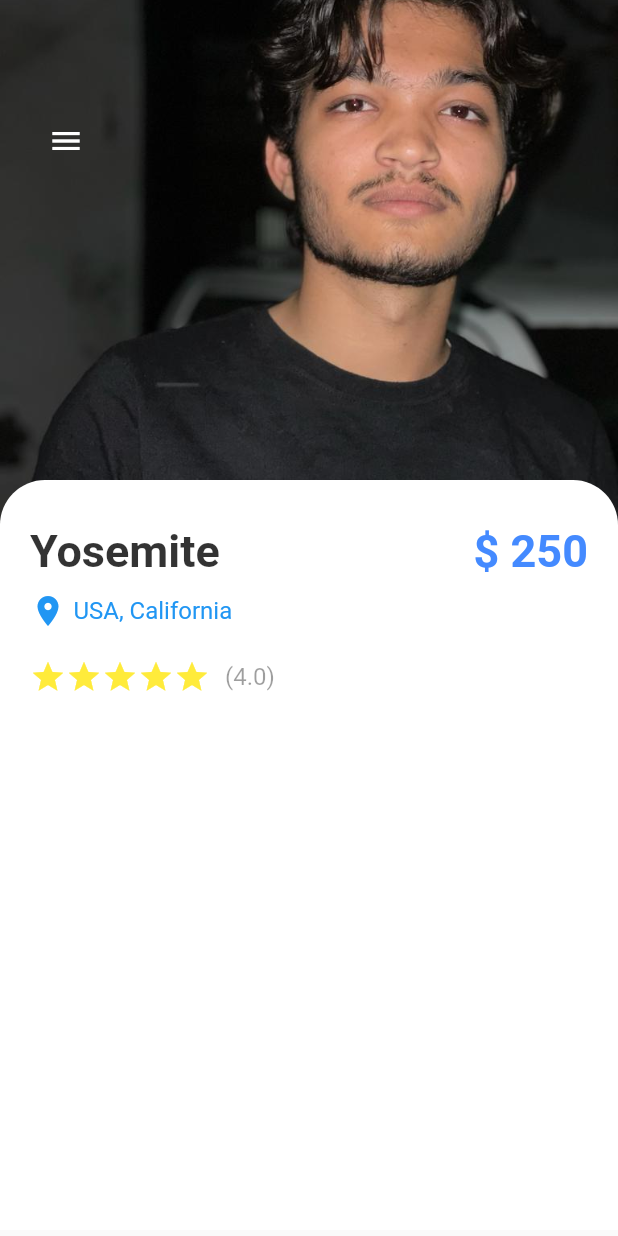
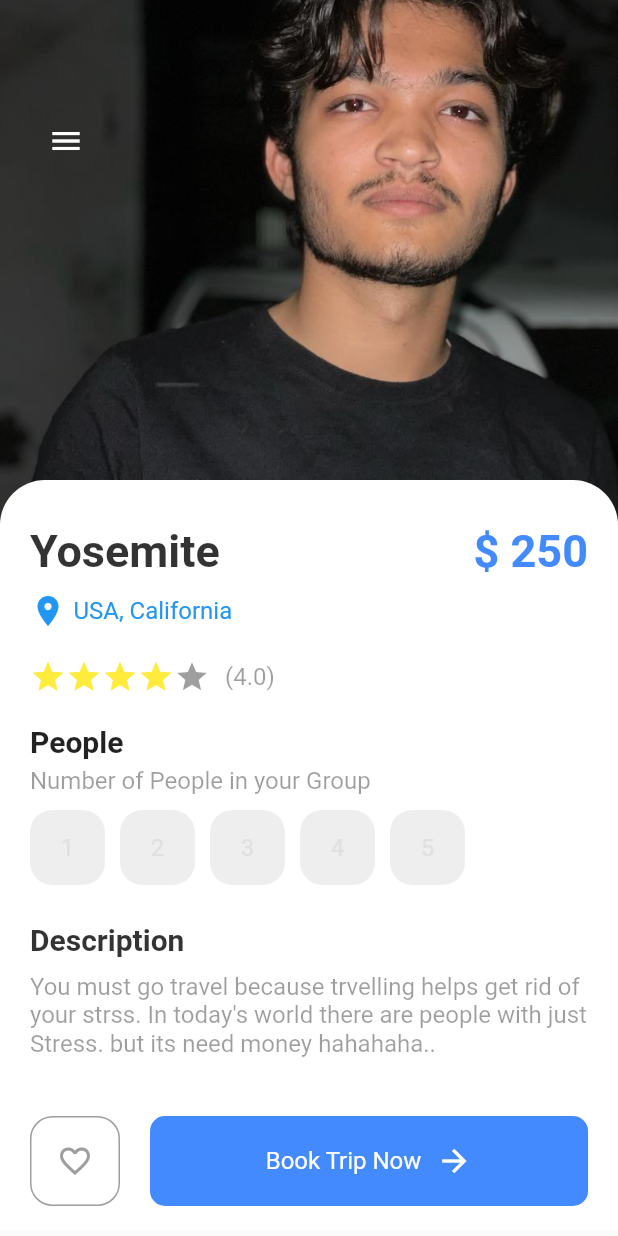
Before and after one commit to sanyogsr/travel_app_flutter, a Flutter app: the screen it shows after launch, on a phone screen of 412 x 824 dp. Run offline on Flutter 3.47's test engine with Material 2 defaults, Android fonts, the phone set to English and light mode, and no system bars.

Commit message:
completed screens ui

```diff
--- a/lib/screens/Welcome_screen.dart
+++ b/lib/screens/Welcome_screen.dart
@@ -58,6 +58,7 @@ class _WelcomeScreenState extends State<WelcomeScreen> {
                           height: 40,
                         ),
                         ResponsiveButton(
+                          color: Colors.white,
                           width: 120,
                         )
                       ],
--- a/lib/screens/detail_screen.dart
+++ b/lib/screens/detail_screen.dart
@@ -1,6 +1,8 @@
 import 'package:flutter/material.dart';
+import 'package:myappp4/widgets/app_buttons.dart';
 import 'package:myappp4/widgets/app_large_text.dart';
 import 'package:myappp4/widgets/app_text.dart';
+import 'package:myappp4/widgets/responsive_button.dart';
 
 class DetailScreen extends StatefulWidget {
   const DetailScreen({Key? key}) : super(key: key);
@@ -10,6 +12,8 @@ class DetailScreen extends StatefulWidget {
 }
 
 class _DetailScreenState extends State<DetailScreen> {
+  int gottenStars = 4;
+  int selectedIndex =-1;
   @override
   Widget build(BuildContext context) {
     return Scaffold(
@@ -88,16 +92,94 @@ class _DetailScreenState extends State<DetailScreen> {
                         children: [
                           Wrap(
                             children: List.generate(5, (index) {
-                              return const Icon(Icons.star, color: Colors.yellow,);
-                            }) ,
+                              return Icon(
+                                Icons.star,
+                                color: index < gottenStars
+                                    ? Colors.yellow
+                                    : Colors.black38,
+                              );
+                            }),
                           ),
-                          SizedBox(width: 10,),
-                          AppText(text: '(4.0)',color: Colors.black38,)
+                          SizedBox(
+                            width: 10,
+                          ),
+                          AppText(
+                            text: '(4.0)',
+                            color: Colors.black38,
+                          )
                         ],
+                      ),
+                      SizedBox(
+                        height: 20,
+                      ),
+                      AppLargeText(
+                        text: 'People',
+                        color: Colors.black87,
+                        size: 20,
+                      ),
+                      SizedBox(
+                        height: 5,
+                      ),
+                      AppText(
+                        text: 'Number of People in your Group',
+                        color: Colors.black38,
+                      ),
+                      SizedBox(
+                        height: 10,
+                      ),
+                      Wrap(
+                        children: List.generate(5, (index) {
+                          return InkWell(
+                            onTap: () => {
+                              setState(() {
+                                selectedIndex = index;
+                              })
+                            },
+                            child: Container(
+                              margin: const EdgeInsets.only(right: 10),
+                              child: AppButtons(
+                                color: selectedIndex==index?Colors.white:Colors.grey.shade300,
+                                backgroundColor: selectedIndex==index?Colors.black:Colors.grey.shade200,
+                                borderColor: selectedIndex==index?Colors.black:Colors.transparent,
+                                size: 50,
+                                isicon: false,
+                                text: (index + 1).toString(),
+                              ),
+                            ),
+                          );
+                        }),
                       )
+                   , SizedBox(
+                        height: 25,
+                      ),
+                      AppLargeText(text: 'Description',color: Colors.black87.withOpacity(0.8),size: 20,),
+                       SizedBox(
+                        height: 10,
+                      ),
+                      AppText(text: "You must go travel because trvelling helps get rid of your strss. In today's world there are people with just Stress. but its need money hahahaha..", color: Colors.black38,),
+                      SizedBox(height: 20,),
+
                     ],
                   ),
-                ))
+                )),
+                Positioned(
+                  bottom: 20,
+                  left: 20,
+                  right: 20,
+                  child: Row(
+                  children: [
+                    AppButtons(color: Colors.grey.shade500, backgroundColor: Colors.white, size: 60, borderColor: Colors.black38, isicon: true,  icon: Icons.favorite_border ,
+                    ),
+                    SizedBox(width: 20,),
+                    ResponsiveButton(
+                      isResponsive: true,
+                      color: Colors.blueAccent,
+
+                    )
+
+                  ],
+                  )
+                   ),
           ],
         ),
       ),
--- /dev/null
+++ b/lib/widgets/app_buttons.dart
@@ -0,0 +1,38 @@
+import 'package:flutter/material.dart';
+import 'package:myappp4/widgets/app_text.dart';
+
+class AppButtons extends StatelessWidget {
+  final Color color;
+  final Color backgroundColor;
+  double size;
+  final Color borderColor;
+  String? text;
+  IconData? icon;
+  bool? isicon;
+
+  AppButtons(
+      {Key? key,
+      this.isicon,
+      this.text = 'hii',
+      this.icon,
+      required this.color,
+      required this.backgroundColor,
+      required this.size,
+      required this.borderColor})
+      : super(key: key);
+
+  @override
+  Widget build(BuildContext context) {
+    return Container(
+
+        width: size,
+        height: size,
+        decoration: BoxDecoration(
+            borderRadius: BorderRadius.circular(15),
+            color: backgroundColor,
+
+            border: Border.all(color: borderColor),
+            ),
+        child: isicon == false ? Center(child: AppText(text: text!,color:color,)) : Center(child: Icon(icon, color: color,)));
+  }
+}
--- a/lib/widgets/responsive_button.dart
+++ b/lib/widgets/responsive_button.dart
@@ -3,22 +3,38 @@ import 'package:myappp4/screens/navscreens/bar_screen.dart';
 import 'package:myappp4/screens/navscreens/home_screen.dart';
 import 'package:myappp4/screens/navscreens/my_screen.dart';
 import 'package:myappp4/screens/navscreens/search_screen.dart';
+import 'package:myappp4/widgets/app_text.dart';
 
 class ResponsiveButton extends StatelessWidget {
   bool? isResponsive;
   double? width;
+  final Color color;
 
-  ResponsiveButton({Key? key, this.width, this.isResponsive = false})
+
+  ResponsiveButton({Key? key, required this.color, this.width, this.isResponsive = false})
       : super(key: key);
 
   @override
   Widget build(BuildContext context) {
-    return Container(
-      width: width,
-      height: 60,
-      decoration: BoxDecoration(
-        borderRadius: BorderRadius.circular(10),
-        color: Colors.white,
+    return Flexible(
+      child: Container(
+        width: width,
+        height: 60,
+
+        decoration: BoxDecoration(
+
+          borderRadius: BorderRadius.circular(10),
+          color: color,
+
+        ),
+        child: Row(
+          mainAxisAlignment:MainAxisAlignment.center,
+          children: [
+            AppText(text: 'Book Trip Now',color: Colors.white,),
+            SizedBox(width: 10,)
+            ,  Icon(Icons.arrow_forward,color: Colors.white,)
+          ],
+        ),
       ),
     );
   }
--- a/pubspec.yaml
+++ b/pubspec.yaml
@@ -35,6 +35,7 @@ dependencies:
   # The following adds the Cupertino Icons font to your application.
   # Use with the CupertinoIcons class for iOS style icons.
   cupertino_icons: ^1.0.2
+  flutter_bloc: ^8.1.2
 
 dev_dependencies:
   flutter_test:
```
Also changed, not shown: lib/cubit/app_cubit_state.dart (added), lib/cubit/app_cubits.dart (added), pubspec.lock.
